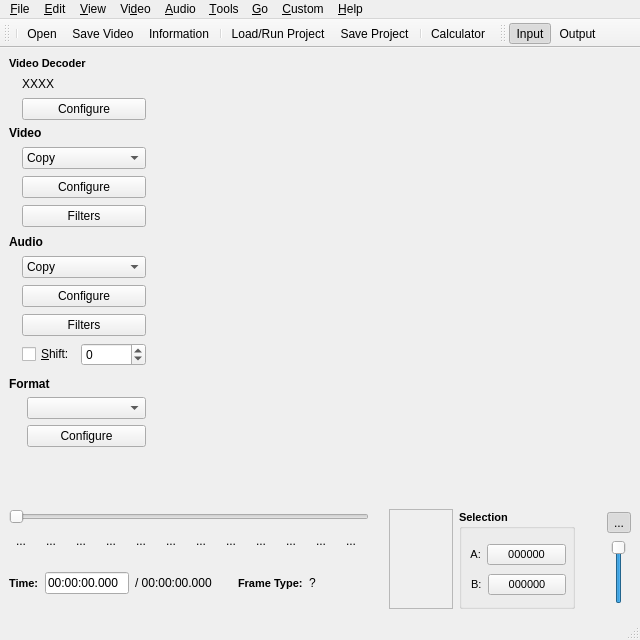
This is branches/avidemux_2.6_branch_mean/avidemux/qt4/ADM_userInterfaces/ADM_gui/gui2.ui in BackupTheBerlios/avidemux-svn as Qt 5 draws it before an edit. The edited form follows.
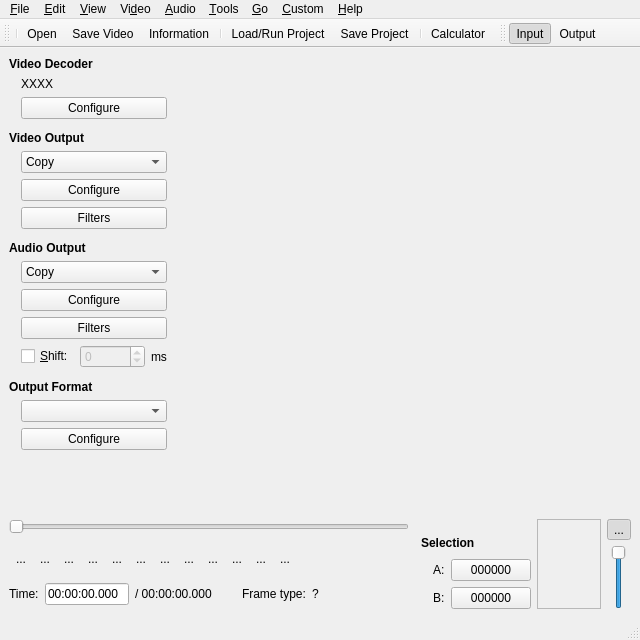
This is the edited form. Icons and pictures are not drawn. Custom widgets are drawn as their Qt base class.

Commit message: [Qt4] UI, use Jakub s gui2.ui

```diff
--- a/branches/avidemux_2.6_branch_mean/avidemux/qt4/ADM_userInterfaces/ADM_gui/gui2.ui
+++ b/branches/avidemux_2.6_branch_mean/avidemux/qt4/ADM_userInterfaces/ADM_gui/gui2.ui
@@ -12,7 +12,7 @@
    </rect>
   </property>
   <property name="sizePolicy">
-   <sizepolicy hsizetype="Preferred" vsizetype="Preferred">
+   <sizepolicy hsizetype="Minimum" vsizetype="Minimum">
     <horstretch>0</horstretch>
     <verstretch>0</verstretch>
    </sizepolicy>
@@ -37,6 +37,12 @@
    </size>
   </property>
   <widget class="QWidget" name="centralwidget">
+   <property name="sizePolicy">
+    <sizepolicy hsizetype="Minimum" vsizetype="Minimum">
+     <horstretch>0</horstretch>
+     <verstretch>0</verstretch>
+    </sizepolicy>
+   </property>
    <property name="minimumSize">
     <size>
      <width>200</width>
@@ -48,32 +54,35 @@
      <layout class="QHBoxLayout" name="horizontalLayout_2">
       <item>
        <layout class="QVBoxLayout" name="verticalLayout_3">
+        <property name="spacing">
+         <number>0</number>
+        </property>
+        <property name="sizeConstraint">
+         <enum>QLayout::SetDefaultConstraint</enum>
+        </property>
         <item>
          <widget class="QLabel" name="label_7">
-          <property name="sizePolicy">
-           <sizepolicy hsizetype="Preferred" vsizetype="Preferred">
-            <horstretch>0</horstretch>
-            <verstretch>0</verstretch>
-           </sizepolicy>
-          </property>
-          <property name="maximumSize">
-           <size>
-            <width>180</width>
-            <height>16777215</height>
-           </size>
-          </property>
           <property name="text">
-           <string>&lt;!DOCTYPE HTML PUBLIC &quot;-//W3C//DTD HTML 4.0//EN&quot; &quot;http://www.w3.org/TR/REC-html40/strict.dtd&quot;&gt;
-&lt;html&gt;&lt;head&gt;&lt;meta name=&quot;qrichtext&quot; content=&quot;1&quot; /&gt;&lt;style type=&quot;text/css&quot;&gt;
-p, li { white-space: pre-wrap; }
-&lt;/style&gt;&lt;/head&gt;&lt;body style=&quot; font-family:'DejaVu Sans'; font-size:8pt; font-weight:400; font-style:normal;&quot;&gt;
-&lt;p style=&quot; margin-top:0px; margin-bottom:0px; margin-left:0px; margin-right:0px; -qt-block-indent:0; text-indent:0px;&quot;&gt;&lt;span style=&quot; font-weight:600;&quot;&gt;Video Decoder&lt;/span&gt;&lt;/p&gt;&lt;/body&gt;&lt;/html&gt;</string>
-          </property>
-          <property name="textFormat">
-           <enum>Qt::AutoText</enum>
+           <string>&lt;b&gt;Video Decoder&lt;b&gt;</string>
           </property>
          </widget>
         </item>
+        <item>
+         <spacer name="verticalSpacer_7">
+          <property name="orientation">
+           <enum>Qt::Vertical</enum>
+          </property>
+          <property name="sizeType">
+           <enum>QSizePolicy::Fixed</enum>
+          </property>
+          <property name="sizeHint" stdset="0">
+           <size>
+            <width>20</width>
+            <height>6</height>
+           </size>
+          </property>
+         </spacer>
+        </item>
         <item>
          <layout class="QHBoxLayout" name="videoLayout_2">
           <property name="spacing">
@@ -92,8 +101,8 @@
             </property>
             <property name="sizeHint" stdset="0">
              <size>
-              <width>13</width>
-              <height>44</height>
+              <width>12</width>
+              <height>0</height>
              </size>
             </property>
            </spacer>
@@ -133,6 +142,22 @@
           </item>
          </layout>
         </item>
+        <item>
+         <spacer name="verticalSpacer_11">
+          <property name="orientation">
+           <enum>Qt::Vertical</enum>
+          </property>
+          <property name="sizeType">
+           <enum>QSizePolicy::Fixed</enum>
+          </property>
+          <property name="sizeHint" stdset="0">
+           <size>
+            <width>20</width>
+            <height>12</height>
+           </size>
+          </property>
+         </spacer>
+        </item>
         <item>
          <widget class="QLabel" name="label_3">
           <property name="sizePolicy">
@@ -148,13 +173,29 @@
            </size>
           </property>
           <property name="text">
-           <string>&lt;b&gt;Video&lt;/b&gt;</string>
+           <string>&lt;b&gt;Video Output&lt;/b&gt;</string>
           </property>
           <property name="textFormat">
            <enum>Qt::AutoText</enum>
           </property>
          </widget>
         </item>
+        <item>
+         <spacer name="verticalSpacer_8">
+          <property name="orientation">
+           <enum>Qt::Vertical</enum>
+          </property>
+          <property name="sizeType">
+           <enum>QSizePolicy::Fixed</enum>
+          </property>
+          <property name="sizeHint" stdset="0">
+           <size>
+            <width>20</width>
+            <height>6</height>
+           </size>
+          </property>
+         </spacer>
+        </item>
         <item>
          <layout class="QHBoxLayout" name="videoLayout">
           <property name="spacing">
@@ -173,24 +214,27 @@
             </property>
             <property name="sizeHint" stdset="0">
              <size>
-              <width>13</width>
-              <height>83</height>
+              <width>12</width>
+              <height>0</height>
              </size>
             </property>
            </spacer>
           </item>
           <item>
-           <layout class="QVBoxLayout">
+           <layout class="QVBoxLayout" name="_7" stretch="0,0,0">
             <property name="spacing">
              <number>6</number>
             </property>
+            <property name="sizeConstraint">
+             <enum>QLayout::SetDefaultConstraint</enum>
+            </property>
             <property name="margin">
              <number>0</number>
             </property>
             <item>
              <widget class="QComboBox" name="comboBoxVideo">
               <property name="sizePolicy">
-               <sizepolicy hsizetype="Minimum" vsizetype="Fixed">
+               <sizepolicy hsizetype="Preferred" vsizetype="Fixed">
                 <horstretch>0</horstretch>
                 <verstretch>0</verstretch>
                </sizepolicy>
@@ -238,6 +282,22 @@
           </item>
          </layout>
         </item>
+        <item>
+         <spacer name="verticalSpacer_12">
+          <property name="orientation">
+           <enum>Qt::Vertical</enum>
+          </property>
+          <property name="sizeType">
+           <enum>QSizePolicy::Fixed</enum>
+          </property>
+          <property name="sizeHint" stdset="0">
+           <size>
+            <width>20</width>
+            <height>12</height>
+           </size>
+          </property>
+         </spacer>
+        </item>
         <item>
          <widget class="QLabel" name="label_5">
           <property name="sizePolicy">
@@ -253,13 +313,29 @@
            </size>
           </property>
           <property name="text">
-           <string>&lt;b&gt;Audio&lt;/b&gt;</string>
+           <string>&lt;b&gt;Audio Output&lt;/b&gt;</string>
           </property>
           <property name="textFormat">
            <enum>Qt::AutoText</enum>
           </property>
          </widget>
         </item>
+        <item>
+         <spacer name="verticalSpacer_9">
+          <property name="orientation">
+           <enum>Qt::Vertical</enum>
+          </property>
+          <property name="sizeType">
+           <enum>QSizePolicy::Fixed</enum>
+          </property>
+          <property name="sizeHint" stdset="0">
+           <size>
+            <width>20</width>
+            <height>6</height>
+           </size>
+          </property>
+         </spacer>
+        </item>
         <item>
          <layout class="QHBoxLayout" name="AudioLayout">
           <property name="spacing">
@@ -278,24 +354,27 @@
             </property>
             <property name="sizeHint" stdset="0">
              <size>
-              <width>13</width>
-              <height>116</height>
+              <width>12</width>
+              <height>0</height>
              </size>
             </property>
            </spacer>
           </item>
           <item>
-           <layout class="QVBoxLayout">
+           <layout class="QVBoxLayout" name="_8">
             <property name="spacing">
              <number>6</number>
             </property>
+            <property name="sizeConstraint">
+             <enum>QLayout::SetDefaultConstraint</enum>
+            </property>
             <property name="margin">
              <number>0</number>
             </property>
             <item>
              <widget class="QComboBox" name="comboBoxAudio">
               <property name="sizePolicy">
-               <sizepolicy hsizetype="Minimum" vsizetype="Fixed">
+               <sizepolicy hsizetype="Preferred" vsizetype="Minimum">
                 <horstretch>0</horstretch>
                 <verstretch>0</verstretch>
                </sizepolicy>
@@ -340,10 +419,13 @@
              </widget>
             </item>
             <item>
-             <layout class="QHBoxLayout">
+             <layout class="QHBoxLayout" name="_9">
               <property name="spacing">
                <number>6</number>
               </property>
+              <property name="sizeConstraint">
+               <enum>QLayout::SetDefaultConstraint</enum>
+              </property>
               <property name="margin">
                <number>0</number>
               </property>
@@ -356,6 +438,9 @@
               </item>
               <item>
                <widget class="QSpinBox" name="spinBox_TimeValue">
+                <property name="enabled">
+                 <bool>false</bool>
+                </property>
                 <property name="sizePolicy">
                  <sizepolicy hsizetype="Minimum" vsizetype="Fixed">
                   <horstretch>0</horstretch>
@@ -370,12 +455,41 @@
                 </property>
                </widget>
               </item>
+              <item>
+               <widget class="QLabel" name="label_11">
+                <property name="sizePolicy">
+                 <sizepolicy hsizetype="Preferred" vsizetype="Preferred">
+                  <horstretch>0</horstretch>
+                  <verstretch>0</verstretch>
+                 </sizepolicy>
+                </property>
+                <property name="text">
+                 <string>ms</string>
+                </property>
+               </widget>
+              </item>
              </layout>
             </item>
            </layout>
           </item>
          </layout>
         </item>
+        <item>
+         <spacer name="verticalSpacer_13">
+          <property name="orientation">
+           <enum>Qt::Vertical</enum>
+          </property>
+          <property name="sizeType">
+           <enum>QSizePolicy::Fixed</enum>
+          </property>
+          <property name="sizeHint" stdset="0">
+           <size>
+            <width>20</width>
+            <height>12</height>
+           </size>
+          </property>
+         </spacer>
+        </item>
         <item>
          <widget class="QLabel" name="label_4">
           <property name="sizePolicy">
@@ -385,15 +499,34 @@
            </sizepolicy>
           </property>
           <property name="text">
-           <string>&lt;b&gt;Format&lt;/b&gt;</string>
+           <string>&lt;b&gt;Output Format&lt;/b&gt;</string>
           </property>
           <property name="textFormat">
            <enum>Qt::AutoText</enum>
           </property>
          </widget>
         </item>
+        <item>
+         <spacer name="verticalSpacer_10">
+          <property name="orientation">
+           <enum>Qt::Vertical</enum>
+          </property>
+          <property name="sizeType">
+           <enum>QSizePolicy::Fixed</enum>
+          </property>
+          <property name="sizeHint" stdset="0">
+           <size>
+            <width>20</width>
+            <height>6</height>
+           </size>
+          </property>
+         </spacer>
+        </item>
         <item>
          <layout class="QHBoxLayout" name="horizontalLayout">
+          <property name="spacing">
+           <number>0</number>
+          </property>
           <item>
            <spacer>
             <property name="orientation">
@@ -404,18 +537,21 @@
             </property>
             <property name="sizeHint" stdset="0">
              <size>
-              <width>18</width>
-              <height>13</height>
+              <width>12</width>
+              <height>0</height>
              </size>
             </property>
            </spacer>
           </item>
           <item>
            <layout class="QVBoxLayout" name="verticalLayout_2">
+            <property name="spacing">
+             <number>6</number>
+            </property>
             <item>
              <widget class="QComboBox" name="comboBoxFormat">
               <property name="sizePolicy">
-               <sizepolicy hsizetype="Minimum" vsizetype="Fixed">
+               <sizepolicy hsizetype="Preferred" vsizetype="Fixed">
                 <horstretch>0</horstretch>
                 <verstretch>0</verstretch>
                </sizepolicy>
@@ -442,26 +578,10 @@
           </item>
          </layout>
         </item>
-        <item>
-         <spacer>
-          <property name="orientation">
-           <enum>Qt::Vertical</enum>
-          </property>
-          <property name="sizeType">
-           <enum>QSizePolicy::Fixed</enum>
-          </property>
-          <property name="sizeHint" stdset="0">
-           <size>
-            <width>13</width>
-            <height>14</height>
-           </size>
-          </property>
-         </spacer>
-        </item>
        </layout>
       </item>
       <item>
-       <layout class="QHBoxLayout">
+       <layout class="QHBoxLayout" name="_10">
         <property name="spacing">
          <number>6</number>
         </property>
@@ -471,7 +591,7 @@
         <item>
          <widget class="QFrame" name="frame_video">
           <property name="sizePolicy">
-           <sizepolicy hsizetype="MinimumExpanding" vsizetype="MinimumExpanding">
+           <sizepolicy hsizetype="Fixed" vsizetype="Fixed">
             <horstretch>0</horstretch>
             <verstretch>0</verstretch>
            </sizepolicy>
@@ -522,33 +642,27 @@
        <enum>Qt::Vertical</enum>
       </property>
       <property name="sizeType">
-       <enum>QSizePolicy::MinimumExpanding</enum>
+       <enum>QSizePolicy::Expanding</enum>
       </property>
       <property name="sizeHint" stdset="0">
        <size>
-        <width>716</width>
-        <height>1</height>
+        <width>619</width>
+        <height>0</height>
        </size>
       </property>
      </spacer>
     </item>
     <item>
-     <layout class="QHBoxLayout">
-      <property name="spacing">
-       <number>6</number>
-      </property>
-      <property name="margin">
-       <number>0</number>
-      </property>
+     <layout class="QHBoxLayout" name="horizontalLayout_3">
       <item>
-       <layout class="QVBoxLayout">
-        <property name="spacing">
-         <number>6</number>
+       <layout class="QGridLayout" name="gridLayout_2">
+        <property name="horizontalSpacing">
+         <number>12</number>
         </property>
-        <property name="margin">
+        <property name="verticalSpacing">
          <number>0</number>
         </property>
-        <item>
+        <item row="0" column="0">
          <widget class="ADM_QSlider" name="horizontalSlider">
           <property name="sizePolicy">
            <sizepolicy hsizetype="Expanding" vsizetype="Fixed">
@@ -561,10 +675,34 @@
           </property>
          </widget>
         </item>
+        <item row="1" column="0">
+         <layout class="QVBoxLayout" name="verticalLayout">
+          <property name="spacing">
+           <number>0</number>
+          </property>
+          <property name="sizeConstraint">
+           <enum>QLayout::SetDefaultConstraint</enum>
+          </property>
         <item>
-         <layout class="QHBoxLayout">
+           <spacer name="verticalSpacer">
+            <property name="orientation">
+             <enum>Qt::Vertical</enum>
+            </property>
+            <property name="sizeType">
+             <enum>QSizePolicy::Preferred</enum>
+            </property>
+            <property name="sizeHint" stdset="0">
+             <size>
+              <width>20</width>
+              <height>12</height>
+             </size>
+            </property>
+           </spacer>
+          </item>
+          <item>
+           <layout class="QHBoxLayout" name="_3">
           <property name="spacing">
-           <number>6</number>
+             <number>0</number>
           </property>
           <property name="margin">
            <number>0</number>
@@ -810,14 +948,17 @@
            </widget>
           </item>
           <item>
-           <spacer>
+             <spacer name="horizontalSpacer_3">
             <property name="orientation">
              <enum>Qt::Horizontal</enum>
             </property>
+              <property name="sizeType">
+               <enum>QSizePolicy::Expanding</enum>
+              </property>
             <property name="sizeHint" stdset="0">
              <size>
-              <width>20</width>
-              <height>20</height>
+                <width>0</width>
+                <height>0</height>
              </size>
             </property>
            </spacer>
@@ -825,7 +966,23 @@
          </layout>
         </item>
         <item>
-         <layout class="QHBoxLayout">
+           <spacer name="verticalSpacer_2">
+            <property name="orientation">
+             <enum>Qt::Vertical</enum>
+            </property>
+            <property name="sizeType">
+             <enum>QSizePolicy::Preferred</enum>
+            </property>
+            <property name="sizeHint" stdset="0">
+             <size>
+              <width>20</width>
+              <height>12</height>
+             </size>
+            </property>
+           </spacer>
+          </item>
+          <item>
+           <layout class="QHBoxLayout" name="_4">
           <property name="spacing">
            <number>6</number>
           </property>
@@ -835,22 +992,11 @@
           <item>
            <widget class="QLabel" name="label_6">
             <property name="sizePolicy">
-             <sizepolicy hsizetype="Minimum" vsizetype="Preferred">
+               <sizepolicy hsizetype="Preferred" vsizetype="Fixed">
               <horstretch>0</horstretch>
               <verstretch>0</verstretch>
              </sizepolicy>
             </property>
-            <property name="font">
-             <font>
-              <family>MS Shell Dlg 2</family>
-              <pointsize>8</pointsize>
-              <weight>75</weight>
-              <italic>false</italic>
-              <bold>true</bold>
-              <underline>false</underline>
-              <strikeout>false</strikeout>
-             </font>
-            </property>
             <property name="text">
              <string>Time:</string>
             </property>
@@ -881,7 +1027,7 @@
           <item>
            <widget class="QLabel" name="totalTime">
             <property name="sizePolicy">
-             <sizepolicy hsizetype="Minimum" vsizetype="Preferred">
+               <sizepolicy hsizetype="Minimum" vsizetype="Fixed">
               <horstretch>0</horstretch>
               <verstretch>0</verstretch>
              </sizepolicy>
@@ -901,34 +1047,29 @@
             </property>
             <property name="sizeHint" stdset="0">
              <size>
-              <width>20</width>
-              <height>20</height>
+                <width>24</width>
+                <height>0</height>
              </size>
             </property>
            </spacer>
           </item>
           <item>
-           <widget class="QLabel" name="label_14">
-            <property name="font">
-             <font>
-              <family>MS Shell Dlg 2</family>
-              <pointsize>8</pointsize>
-              <weight>75</weight>
-              <italic>false</italic>
-              <bold>true</bold>
-              <underline>false</underline>
-              <strikeout>false</strikeout>
-             </font>
+             <widget class="QLabel" name="label_10">
+              <property name="sizePolicy">
+               <sizepolicy hsizetype="Preferred" vsizetype="Fixed">
+                <horstretch>0</horstretch>
+                <verstretch>0</verstretch>
+               </sizepolicy>
             </property>
             <property name="text">
-             <string>Frame Type:</string>
+               <string>Frame type:</string>
             </property>
            </widget>
           </item>
           <item>
            <widget class="QLabel" name="label_8">
             <property name="sizePolicy">
-             <sizepolicy hsizetype="Minimum" vsizetype="Preferred">
+               <sizepolicy hsizetype="Minimum" vsizetype="Fixed">
               <horstretch>0</horstretch>
               <verstretch>0</verstretch>
              </sizepolicy>
@@ -943,10 +1084,13 @@
             <property name="orientation">
              <enum>Qt::Horizontal</enum>
             </property>
+              <property name="sizeType">
+               <enum>QSizePolicy::Expanding</enum>
+              </property>
             <property name="sizeHint" stdset="0">
              <size>
-              <width>60</width>
-              <height>20</height>
+                <width>0</width>
+                <height>0</height>
              </size>
             </property>
            </spacer>
@@ -955,8 +1099,28 @@
         </item>
        </layout>
       </item>
+        <item row="1" column="1">
+         <layout class="QVBoxLayout" name="verticalLayout_6">
+          <property name="spacing">
+           <number>6</number>
+          </property>
+          <property name="sizeConstraint">
+           <enum>QLayout::SetDefaultConstraint</enum>
+          </property>
       <item>
-       <spacer>
+           <widget class="QLabel" name="label">
+            <property name="text">
+             <string>&lt;b&gt;Selection&lt;/b&gt;</string>
+            </property>
+           </widget>
+          </item>
+          <item>
+           <layout class="QGridLayout" name="gridLayout">
+            <property name="spacing">
+             <number>6</number>
+            </property>
+            <item row="1" column="0">
+             <spacer name="horizontalSpacer">
         <property name="orientation">
          <enum>Qt::Horizontal</enum>
         </property>
@@ -965,16 +1129,70 @@
         </property>
         <property name="sizeHint" stdset="0">
          <size>
-          <width>14</width>
-          <height>95</height>
+                <width>12</width>
+                <height>0</height>
          </size>
         </property>
        </spacer>
       </item>
-      <item>
-       <layout class="QVBoxLayout" name="verticalLayout">
+            <item row="2" column="0">
+             <spacer name="horizontalSpacer_2">
+              <property name="orientation">
+               <enum>Qt::Horizontal</enum>
+              </property>
+              <property name="sizeType">
+               <enum>QSizePolicy::Fixed</enum>
+              </property>
+              <property name="sizeHint" stdset="0">
+               <size>
+                <width>12</width>
+                <height>0</height>
+               </size>
+              </property>
+             </spacer>
+            </item>
+            <item row="1" column="1">
+             <widget class="QLabel" name="label_2">
+              <property name="text">
+               <string>A:</string>
+              </property>
+             </widget>
+            </item>
+            <item row="2" column="1">
+             <widget class="QLabel" name="label_9">
+              <property name="text">
+               <string>B:</string>
+              </property>
+             </widget>
+            </item>
+            <item row="1" column="2">
+             <widget class="QPushButton" name="pushButtonJumpToMarkerA">
+              <property name="text">
+               <string>000000</string>
+              </property>
+             </widget>
+            </item>
+            <item row="2" column="2">
+             <widget class="QPushButton" name="pushButtonJumpToMarkerB">
+              <property name="text">
+               <string>000000</string>
+              </property>
+             </widget>
+            </item>
+           </layout>
+          </item>
+         </layout>
+        </item>
+       </layout>
+      </item>
         <item>
          <widget class="QFrame" name="frameVU">
+        <property name="sizePolicy">
+         <sizepolicy hsizetype="Fixed" vsizetype="Preferred">
+          <horstretch>0</horstretch>
+          <verstretch>0</verstretch>
+         </sizepolicy>
+        </property>
           <property name="minimumSize">
            <size>
             <width>64</width>
@@ -989,194 +1207,22 @@
           </property>
          </widget>
         </item>
-       </layout>
-      </item>
       <item>
-       <layout class="QVBoxLayout" name="verticalLayout_6">
-        <item>
-         <widget class="QGroupBox" name="groupBox">
-          <property name="sizePolicy">
-           <sizepolicy hsizetype="Minimum" vsizetype="Minimum">
-            <horstretch>0</horstretch>
-            <verstretch>0</verstretch>
-           </sizepolicy>
-          </property>
-          <property name="minimumSize">
-           <size>
-            <width>116</width>
-            <height>100</height>
-           </size>
-          </property>
-          <property name="maximumSize">
-           <size>
-            <width>100</width>
-            <height>100</height>
-           </size>
-          </property>
-          <property name="font">
-           <font>
-            <family>MS Shell Dlg 2</family>
-            <pointsize>8</pointsize>
-            <weight>75</weight>
-            <italic>false</italic>
-            <bold>true</bold>
-            <underline>false</underline>
-            <strikeout>false</strikeout>
-           </font>
-          </property>
-          <property name="title">
-           <string>Selection</string>
-          </property>
-          <property name="alignment">
-           <set>Qt::AlignLeading|Qt::AlignLeft|Qt::AlignVCenter</set>
-          </property>
-          <widget class="QWidget" name="layoutWidget">
-           <property name="geometry">
-            <rect>
-             <x>9</x>
-             <y>32</y>
-             <width>98</width>
-             <height>58</height>
-            </rect>
-           </property>
            <layout class="QVBoxLayout" name="verticalLayout_4">
-            <item>
-             <layout class="QHBoxLayout" name="horizontalLayout_3">
-              <item>
-               <widget class="QLabel" name="label_12">
-                <property name="font">
-                 <font>
-                  <family>MS Shell Dlg 2</family>
-                  <pointsize>8</pointsize>
-                  <weight>50</weight>
-                  <italic>false</italic>
-                  <bold>false</bold>
-                  <underline>false</underline>
-                  <strikeout>false</strikeout>
-                 </font>
-                </property>
-                <property name="text">
-                 <string> A:</string>
-                </property>
-               </widget>
-              </item>
-              <item>
-               <widget class="QPushButton" name="pushButtonJumpToMarkerA">
-                <property name="sizePolicy">
-                 <sizepolicy hsizetype="Minimum" vsizetype="Fixed">
-                  <horstretch>0</horstretch>
-                  <verstretch>0</verstretch>
-                 </sizepolicy>
-                </property>
-                <property name="font">
-                 <font>
-                  <family>MS Shell Dlg 2</family>
-                  <pointsize>8</pointsize>
-                  <weight>50</weight>
-                  <italic>false</italic>
-                  <bold>false</bold>
-                  <underline>false</underline>
-                  <strikeout>false</strikeout>
-                 </font>
-                </property>
-                <property name="text">
-                 <string>000000</string>
-                </property>
-               </widget>
-              </item>
-             </layout>
-            </item>
-            <item>
-             <layout class="QHBoxLayout" name="horizontalLayout_4">
-              <item>
-               <widget class="QLabel" name="label_11">
-                <property name="font">
-                 <font>
-                  <family>MS Shell Dlg 2</family>
-                  <pointsize>8</pointsize>
-                  <weight>50</weight>
-                  <italic>false</italic>
-                  <bold>false</bold>
-                  <underline>false</underline>
-                  <strikeout>false</strikeout>
-                 </font>
-                </property>
-                <property name="text">
-                 <string> B:</string>
-                </property>
-               </widget>
-              </item>
-              <item>
-               <widget class="QPushButton" name="pushButtonJumpToMarkerB">
-                <property name="sizePolicy">
-                 <sizepolicy hsizetype="Minimum" vsizetype="Fixed">
-                  <horstretch>0</horstretch>
-                  <verstretch>0</verstretch>
-                 </sizepolicy>
-                </property>
-                <property name="font">
-                 <font>
-                  <family>MS Shell Dlg 2</family>
-                  <pointsize>8</pointsize>
-                  <weight>50</weight>
-                  <italic>false</italic>
-                  <bold>false</bold>
-                  <underline>false</underline>
-                  <strikeout>false</strikeout>
-                 </font>
-                </property>
-                <property name="layoutDirection">
-                 <enum>Qt::LeftToRight</enum>
-                </property>
-                <property name="text">
-                 <string>000000</string>
-                </property>
-               </widget>
-              </item>
-             </layout>
-            </item>
-           </layout>
-          </widget>
-         </widget>
-        </item>
-       </layout>
-      </item>
-      <item>
-       <spacer name="horizontalSpacer">
-        <property name="orientation">
-         <enum>Qt::Horizontal</enum>
-        </property>
-        <property name="sizeHint" stdset="0">
-         <size>
-          <width>40</width>
-          <height>20</height>
-         </size>
-        </property>
-       </spacer>
-      </item>
-      <item>
-       <layout class="QVBoxLayout">
         <property name="spacing">
-         <number>6</number>
-        </property>
-        <property name="margin">
-         <number>0</number>
-        </property>
-       </layout>
-      </item>
-      <item>
-       <layout class="QVBoxLayout">
-        <property name="spacing">
-         <number>4</number>
-        </property>
-        <property name="margin">
-         <number>0</number>
+         <number>5</number>
         </property>
         <item>
          <widget class="QToolButton" name="toolButtonAudioToggle">
           <property name="enabled">
            <bool>true</bool>
           </property>
+          <property name="sizePolicy">
+           <sizepolicy hsizetype="Preferred" vsizetype="Fixed">
+            <horstretch>0</horstretch>
+            <verstretch>0</verstretch>
+           </sizepolicy>
+          </property>
           <property name="text">
            <string>...</string>
           </property>
@@ -1195,7 +1241,7 @@
         <item>
          <widget class="QSlider" name="horizontalSlider_2">
           <property name="sizePolicy">
-           <sizepolicy hsizetype="Preferred" vsizetype="Minimum">
+           <sizepolicy hsizetype="Preferred" vsizetype="Expanding">
             <horstretch>0</horstretch>
             <verstretch>0</verstretch>
            </sizepolicy>
```
Left out of the diff: 2 changed lines with no effect on the pictures. Lines whose indentation alone changed are shown as unchanged. The commit also changes 1 other file.
